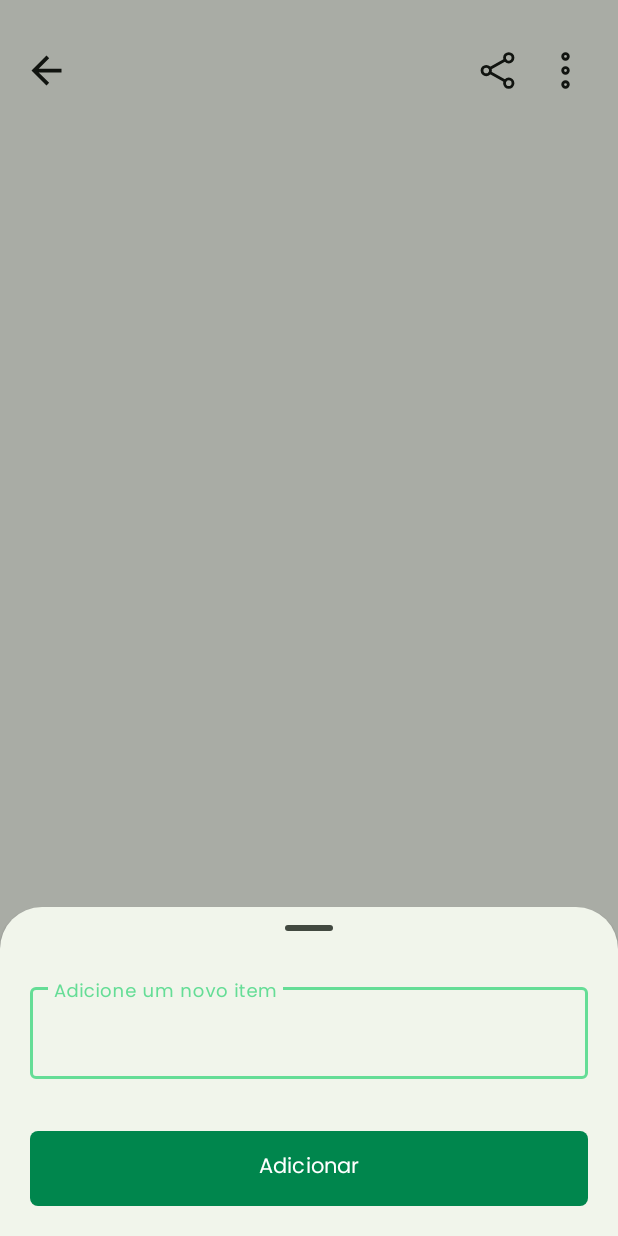
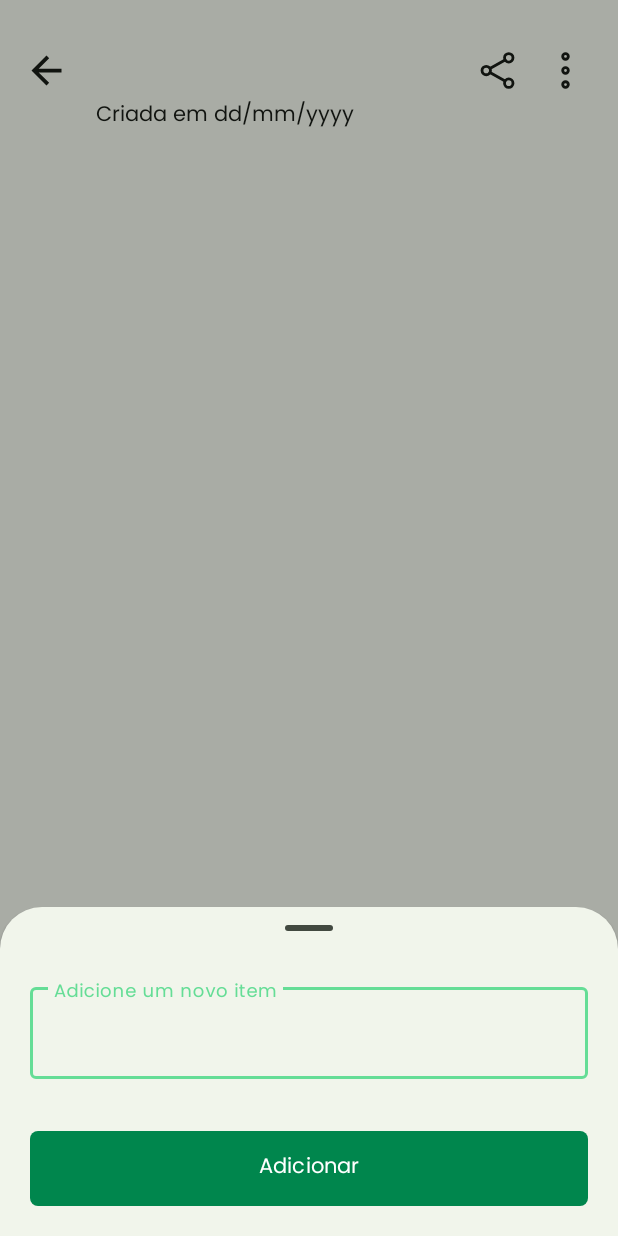
Before and after one commit to cadugoncalvesb/noted, an Android app: the ItemActivity screen opened directly, with no data from a screen before it, after a tap on an icon or button, on a phone screen of 412 x 824 dp. Run offline under Robolectric (Android 15) with nearby library versions, the phone set to English and light mode, and no system bars; our stand-ins replace Firebase (no records; nobody signed in at launch, a user with empty details on screens opened directly).

Commit message:
Adicionar data de criação da lista

```diff
--- a/app/src/main/java/com/example/projetointegrador/AddListActivity.java
+++ b/app/src/main/java/com/example/projetointegrador/AddListActivity.java
@@ -20,6 +20,7 @@ import com.example.projetointegrador.db.Item;
 import com.example.projetointegrador.db.Lista;
 import com.google.firebase.auth.FirebaseAuth;
 import com.google.firebase.auth.FirebaseUser;
+import com.google.firebase.firestore.FieldValue;
 import com.google.firebase.firestore.FirebaseFirestore;
 
 import java.util.HashMap;
@@ -87,7 +88,7 @@ public class AddListActivity extends AppCompatActivity {
         Map<String, Object> listData = new HashMap<>();
         listData.put("admin", lista.getAdmin());
         listData.put("nameList", lista.getNameList());
-        listData.put("dateCreate", lista.getDateCreate());
+        listData.put("dateCreate", FieldValue.serverTimestamp());
         listData.put("dataModification", lista.getDateModification());
 
         db.collection("lists")
--- a/app/src/main/java/com/example/projetointegrador/ItemActivity.java
+++ b/app/src/main/java/com/example/projetointegrador/ItemActivity.java
@@ -28,6 +28,7 @@ import com.google.android.gms.tasks.OnCompleteListener;
 import com.google.android.gms.tasks.Task;
 import com.google.android.material.bottomsheet.BottomSheetDialog;
 import com.google.firebase.FirebaseApp;
+import com.google.firebase.Timestamp;
 import com.google.firebase.firestore.EventListener;
 import com.google.firebase.firestore.FirebaseFirestore;
 import com.google.firebase.firestore.FirebaseFirestoreException;
@@ -35,9 +36,13 @@ import com.google.firebase.firestore.FirebaseFirestoreSettings;
 import com.google.firebase.firestore.QueryDocumentSnapshot;
 import com.google.firebase.firestore.QuerySnapshot;
 
+import java.text.SimpleDateFormat;
 import java.util.ArrayList;
+import java.util.Collections;
+import java.util.Date;
 import java.util.HashMap;
 import java.util.List;
+import java.util.Locale;
 import java.util.Map;
 
 public class ItemActivity extends AppCompatActivity implements OnItemClickListener {
@@ -73,6 +78,7 @@ public class ItemActivity extends AppCompatActivity implements OnItemClickListen
         recyclerViewItens.setAdapter(itemAdapter);
 
         loadItemFirebase();
+        loadDateCreateList();
 
         String nameList = getIntent().getStringExtra("nameList");
         binding.textViewNameList.setText(nameList);
@@ -144,10 +150,35 @@ public class ItemActivity extends AppCompatActivity implements OnItemClickListen
                         for (QueryDocumentSnapshot document : value) {
                             Item item = document.toObject(Item.class);
                             item.setIdItem(document.getId());
-                            itemList.add(item);
+                            itemList.add(0, item);
                         }
                         itemAdapter.notifyDataSetChanged();
                     }
+                });
+    }
+
+    private void loadDateCreateList() {
+        String idList = getIntent().getStringExtra("idList");
+
+        db.collection("lists")
+                .document(idList)
+                .get()
+                .addOnSuccessListener(documentSnapshot -> {
+                    if (documentSnapshot.exists()) {
+                        Timestamp timestamp = documentSnapshot.getTimestamp("dateCreate");
+                        if (timestamp != null) {
+                            Date date = timestamp.toDate();
+                            SimpleDateFormat sdf = new SimpleDateFormat("dd/MM/yyyy HH:mm", Locale.getDefault());
+                            String formattedDate = sdf.format(date);
+
+                            binding.textViewDateCreateList.setText("Criada em: " + formattedDate);
+                        } else {
+                            binding.textViewDateCreateList.setText("Data de criação indisponível");
+                        }
+                    }
+                })
+                .addOnFailureListener(error -> {
+                    binding.textViewDateCreateList.setText("Erro ao carregar data de criação");
                 });
     }
 
--- a/app/src/main/java/com/example/projetointegrador/adapter/ItemAdapter.java
+++ b/app/src/main/java/com/example/projetointegrador/adapter/ItemAdapter.java
@@ -65,7 +65,7 @@ public class ItemAdapter extends RecyclerView.Adapter<ItemAdapter.ViewHolder> {
             if (item.checked() != checked) {
                 item.setChecked(checked);
                 updateCheckedFirebase(idList, idItem, checked);
-                notifyItemChanged(position);
+                notifyItemChanged(position); // Atualizar a posição específica no RecyclerView
             }
         });
 
--- a/app/src/main/res/layout/activity_item.xml
+++ b/app/src/main/res/layout/activity_item.xml
@@ -19,6 +19,16 @@
         android:textColor="@color/md_theme_onSurface"
         app:layout_constraintStart_toStartOf="parent"
         app:layout_constraintTop_toTopOf="parent" />
+
+    <TextView
+        android:id="@+id/textViewDateCreateList"
+        android:layout_width="wrap_content"
+        android:layout_height="wrap_content"
+        android:layout_marginStart="64dp"
+        android:text="Criada em dd/mm/yyyy"
+        android:textColor="@color/md_theme_onSurface"
+        app:layout_constraintStart_toStartOf="parent"
+        app:layout_constraintTop_toBottomOf="@+id/textViewNameList" />
 
     <ImageButton
         android:id="@+id/btnBack"
@@ -63,7 +73,7 @@
         android:layout_width="match_parent"
         android:layout_height="wrap_content"
         android:layout_marginStart="8dp"
-        android:layout_marginTop="16dp"
+        android:layout_marginTop="32dp"
         android:layout_marginEnd="8dp"
         app:layout_constraintEnd_toEndOf="parent"
         app:layout_constraintStart_toStartOf="parent"
```
Also changed, not shown: app/src/main/java/com/example/projetointegrador/db/Lista.java (+6 -4 lines).
